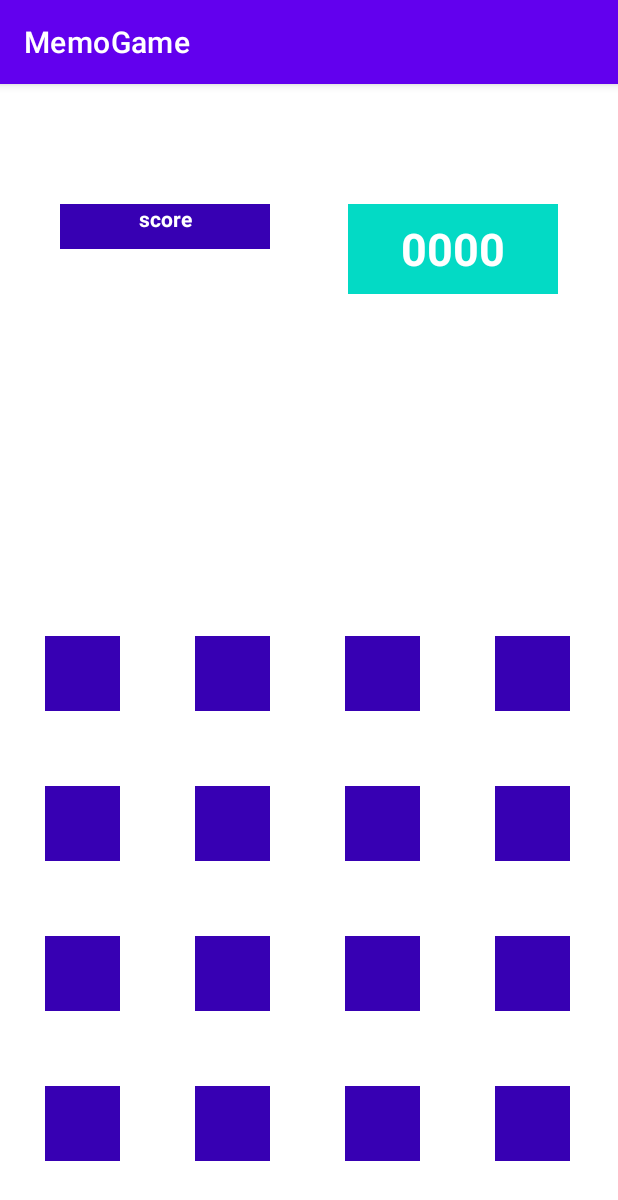
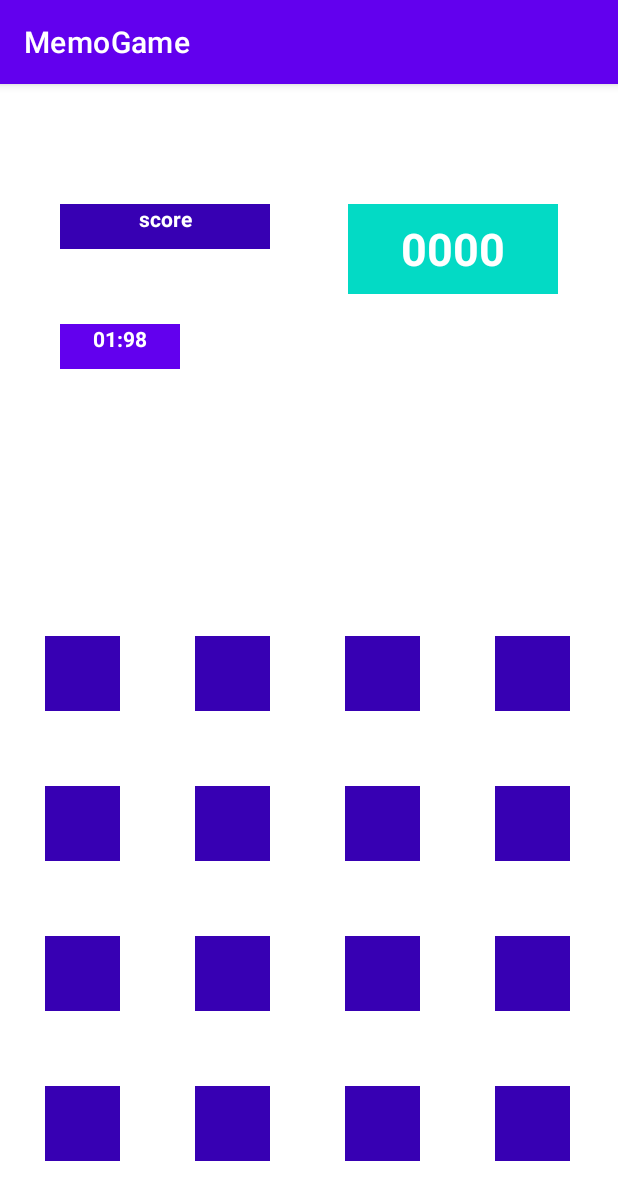
Before and after one commit to thindie/MemoGame, an Android app: the FragmentGame screen opened through its navigation route, on a phone screen of 412 x 824 dp. Shown: the top 1200 px of the screen. Run offline under Robolectric (Android 15) with nearby library versions, the phone set to English and light mode, and no system bars.

Commit message:
start GameFragmentViewModel

```diff
--- a/app/build.gradle
+++ b/app/build.gradle
@@ -1,6 +1,7 @@
 plugins {
     id 'com.android.application'
     id 'org.jetbrains.kotlin.android'
+    id("kotlin-parcelize")
 }
 
 android {
--- a/app/src/main/java/com/example/thindie/memogame/domain/entities/GameQuestion.kt
+++ b/app/src/main/java/com/example/thindie/memogame/domain/entities/GameQuestion.kt
@@ -1,9 +1,10 @@
 package com.example.thindie.memogame.domain.entities
 
-data class GameQuestion(
+
+data class GameQuestion (
     val listOfColors: MutableList<Int>,
     val size : Int = SIZE
-) {
+)  {
     companion object {
    private const val SIZE = 14
     }
--- a/app/src/main/java/com/example/thindie/memogame/presentation/FragmentGame.kt
+++ b/app/src/main/java/com/example/thindie/memogame/presentation/FragmentGame.kt
@@ -6,22 +6,19 @@ import androidx.fragment.app.Fragment
 import android.view.LayoutInflater
 import android.view.View
 import android.view.ViewGroup
-import com.example.thindie.memogame.R
 import com.example.thindie.memogame.databinding.FragmentGameBinding
 
 class FragmentGame : Fragment() {
 
-    companion object {
 
-    }
 
-    private lateinit var viewModel: MainViewModel
+    private lateinit var viewModel: FragmentGameViewModel
     private var _binding : FragmentGameBinding? = null
     private val binding get() = _binding!!
 
     override fun onCreate(savedInstanceState: Bundle?) {
         super.onCreate(savedInstanceState)
-        viewModel = ViewModelProvider(this)[MainViewModel::class.java]
+        viewModel = ViewModelProvider(this)[FragmentGameViewModel::class.java]
         // TODO: Use the ViewModel
     }
 
@@ -34,6 +31,21 @@ class FragmentGame : Fragment() {
         return binding.root
     }
 
+    override fun onViewCreated(view: View, savedInstanceState: Bundle?) {
+        super.onViewCreated(view, savedInstanceState)
+        startShowGame()
+    }
+
+    private fun startShowGame() {
+       viewModel = ViewModelProvider(this)[FragmentGameViewModel::class.java]
+        viewModel.question.observe(viewLifecycleOwner){
+
+        }
+        viewModel.time.observe(viewLifecycleOwner){
+            binding.tvTime.text = it
+        }
+    }
+
     override fun onDestroy() {
         super.onDestroy()
         _binding = null
--- /dev/null
+++ b/app/src/main/java/com/example/thindie/memogame/presentation/FragmentGameViewModel.kt
@@ -0,0 +1,68 @@
+package com.example.thindie.memogame.presentation
+
+import android.os.CountDownTimer
+import androidx.lifecycle.LiveData
+import androidx.lifecycle.MutableLiveData
+import androidx.lifecycle.ViewModel
+import com.example.thindie.memogame.data.repository.MemoRepositoryImpl
+import com.example.thindie.memogame.domain.entities.GameSettings
+import com.example.thindie.memogame.domain.useCases.CollectScoreUseCase
+import com.example.thindie.memogame.domain.useCases.GenerateQuestionUseCase
+import com.example.thindie.memogame.domain.useCases.SaveRecordUseCase
+
+class FragmentGameViewModel : ViewModel() {
+    private val repository = MemoRepositoryImpl()
+    private val collectScoreUseCase = CollectScoreUseCase(repository)
+    private val generateQuestionUseCase = GenerateQuestionUseCase(repository)
+    private val saveRecordUseCase = SaveRecordUseCase(repository)
+
+    private var timing: CountDownTimer? = null
+    private var gameSettings = GameSettings()
+    private var timer: Int = gameSettings.time
+
+    private val _question = MutableLiveData<MutableList<Int>>()
+    val question: LiveData<MutableList<Int>>
+        get() = _question
+
+    private val _time = MutableLiveData<String>()
+    val time: LiveData<String>
+        get() = _time
+
+    init {
+        startGame()
+        setTimer()
+    }
+
+    private fun startGame() {
+        val question = generateQuestionUseCase.generateQuestion()
+        _question.value = question.listOfColors
+
+    }
+
+    private fun setTimer() {
+        timing = object : CountDownTimer(GAME_TIME * TIMER_TICK, TIMER_TICK) {
+
+            override fun onTick(millisUntilFinished: Long) {
+                timer++
+                _time.value = formatTime(millisUntilFinished / TIMER_TICK)
+            }
+
+            override fun onFinish() {
+
+            }
+        }.start()
+    }
+
+
+    private fun formatTime(l: Long): String {
+        val seconds = 60
+        val minutes = l / seconds
+        val seconds_ = l - minutes
+        return String.format("%02d:%02d", minutes, seconds_)
+    }
+
+    companion object {
+        private const val TIMER_TICK = 1000L
+        private const val GAME_TIME = 100
+    }
+}
--- a/app/src/main/java/com/example/thindie/memogame/presentation/FragmentStart.kt
+++ b/app/src/main/java/com/example/thindie/memogame/presentation/FragmentStart.kt
@@ -7,6 +7,8 @@ import android.view.View
 import android.view.ViewGroup
 import android.widget.TextView
 import androidx.fragment.app.Fragment
+import androidx.navigation.fragment.findNavController
+import com.example.thindie.memogame.R
 import com.example.thindie.memogame.databinding.FragmentStartBinding
 import kotlinx.coroutines.*
 
@@ -27,7 +29,7 @@ class FragmentStart : Fragment() {
             startAnimation()
         }
         binding.buStartGame.setOnClickListener {
-
+            findNavController().navigate(R.id.action_fragmentStart_to_fragmentGame)
         }
 
     }
--- a/app/src/main/java/com/example/thindie/memogame/presentation/FragmentWriteWinner.kt
+++ b/app/src/main/java/com/example/thindie/memogame/presentation/FragmentWriteWinner.kt
@@ -1,12 +1,10 @@
 package com.example.thindie.memogame.presentation
 
-import androidx.lifecycle.ViewModelProvider
 import android.os.Bundle
 import androidx.fragment.app.Fragment
 import android.view.LayoutInflater
 import android.view.View
 import android.view.ViewGroup
-import com.example.thindie.memogame.R
 import com.example.thindie.memogame.databinding.FragmentWriteWinnerBinding
 
 class FragmentWriteWinner : Fragment() {
@@ -15,7 +13,7 @@ class FragmentWriteWinner : Fragment() {
     private val binding get() = _binding!!
 
 
-    private lateinit var viewModel: MainViewModel
+    private lateinit var viewModel: FragmentGameViewModel
 
     override fun onCreate(savedInstanceState: Bundle?) {
         super.onCreate(savedInstanceState)
--- a/app/src/main/java/com/example/thindie/memogame/presentation/MainViewModel.kt
+++ /dev/null
@@ -1,7 +0,0 @@
-package com.example.thindie.memogame.presentation
-
-import androidx.lifecycle.ViewModel
-
-class MainViewModel : ViewModel() {
-    // TODO: Implement the ViewModel
-}
--- a/app/src/main/res/layout/fragment_game.xml
+++ b/app/src/main/res/layout/fragment_game.xml
@@ -6,6 +6,10 @@
     tools:context=".presentation.FragmentGame"
     tools:layout="@layout/fragment_game"
     xmlns:app="http://schemas.android.com/apk/res-auto">
+
+
+
+
 
     <TextView
         style="@style/play_card"
@@ -146,11 +150,27 @@
         app:layout_constraintTop_toTopOf="parent"/>
 
     <TextView
+        android:layout_width="80dp"
+        android:layout_height="30dp"
+        android:text="0:00"
+        android:textStyle="bold"
+        android:id="@+id/tv_time"
+        android:textColor="@color/white"
+        android:textAlignment="gravity"
+        android:gravity="center_horizontal"
+        android:layout_marginStart="40dp"
+        android:layout_marginTop="160dp"
+        app:layout_constraintStart_toStartOf="parent"
+        android:background="@color/purple_500"
+        app:layout_constraintTop_toTopOf="parent"/>
+
+    <TextView
         android:layout_width="140dp"
         android:layout_height="60dp"
         android:text="0000"
         android:textSize="30sp"
         android:textStyle="bold"
+        android:id="@+id/tv_score"
         android:textColor="@color/white"
         android:textAlignment="gravity"
         android:gravity="center"
--- a/app/src/main/res/navigation/app_navigation.xml
+++ b/app/src/main/res/navigation/app_navigation.xml
@@ -9,7 +9,7 @@
         android:id="@+id/fragmentStart"
         android:name="com.example.thindie.memogame.presentation.FragmentStart"
         android:label="fragment_start"
-        tools:layout="@layout/fragment_start" >
+        tools:layout="@layout/fragment_start">
         <action
             android:id="@+id/action_fragmentStart_to_fragmentRecord"
             app:destination="@id/fragmentRecord" />
```
